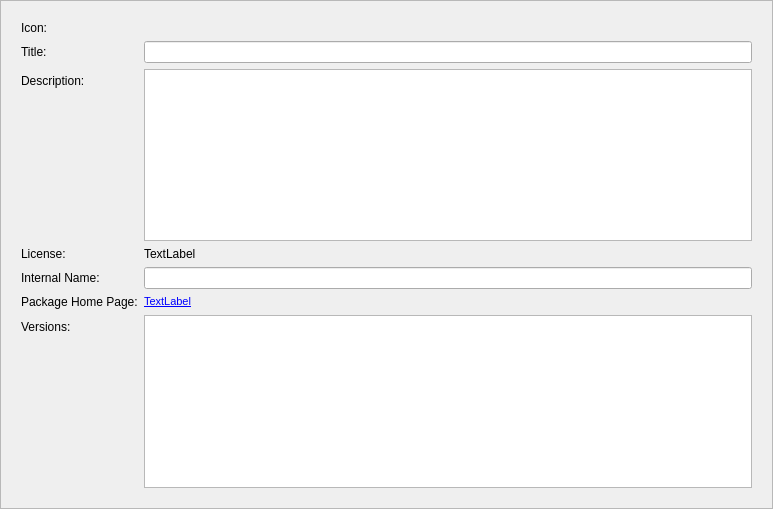
Before: the Qt Designer form wpmcpp/packageframe.ui in npackd/npackd, drawn with Qt 5.
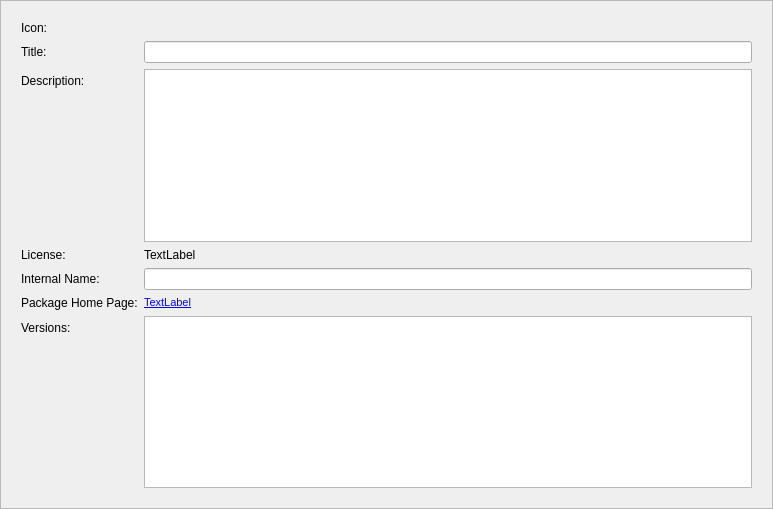
After: the same form once the commit is applied.

Commit message: stretch the table with versions

What changed in the file:
```diff
--- a/wpmcpp/packageframe.ui
+++ b/wpmcpp/packageframe.ui
@@ -84,6 +84,12 @@
        </item>
        <item row="2" column="1">
         <widget class="QTextEdit" name="textEditDescription">
+         <property name="sizePolicy">
+          <sizepolicy hsizetype="Expanding" vsizetype="Expanding">
+           <horstretch>0</horstretch>
+           <verstretch>1</verstretch>
+          </sizepolicy>
+         </property>
          <property name="readOnly">
           <bool>true</bool>
          </property>
@@ -165,6 +171,12 @@
        </item>
        <item row="10" column="1">
         <widget class="QTableWidget" name="tableWidgetVersions">
+         <property name="sizePolicy">
+          <sizepolicy hsizetype="Expanding" vsizetype="Expanding">
+           <horstretch>0</horstretch>
+           <verstretch>1</verstretch>
+          </sizepolicy>
+         </property>
          <property name="contextMenuPolicy">
           <enum>Qt::ActionsContextMenu</enum>
          </property>
```
